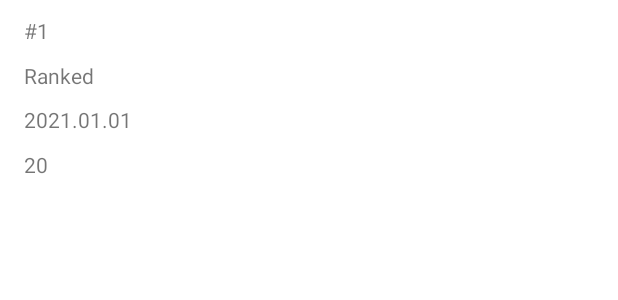
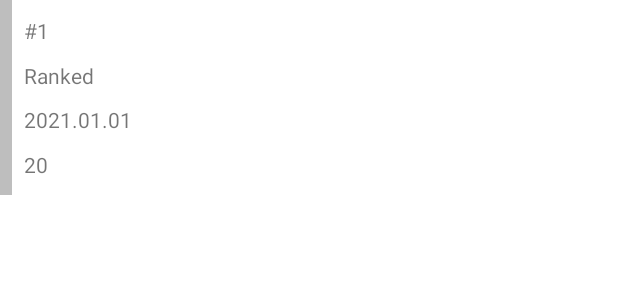
Before and after one commit to silverthreadk/TFTStatistics, an Android app: the layout list_item_match.xml on its own in the app's theme, with its tools: preview values and no code run, on a phone screen of 412 x 824 dp. Shown: the top 300 px of the screen. Run offline under Robolectric (Android 15) with nearby library versions, the phone set to English and light mode, and no system bars.

Commit message:
Update text and border color depending on place

```diff
--- a/app/src/main/res/layout/list_item_match.xml
+++ b/app/src/main/res/layout/list_item_match.xml
@@ -6,6 +6,14 @@
     android:id="@+id/listItemContainer"
     android:layout_width="match_parent"
     android:layout_height="130dp">
+
+    <View
+        android:id="@+id/border"
+        android:layout_width="8dp"
+        android:layout_height="match_parent"
+        android:background="@color/rarity_0"
+        app:layout_constraintStart_toStartOf="parent"
+        />
 
     <TextView
         android:id="@+id/placement"
```
Also changed, not shown: app/src/main/java/com/silverthread/tftstatistics/ui/recentmatches/RecentMachesAdapter.kt (+8 -4 lines).
